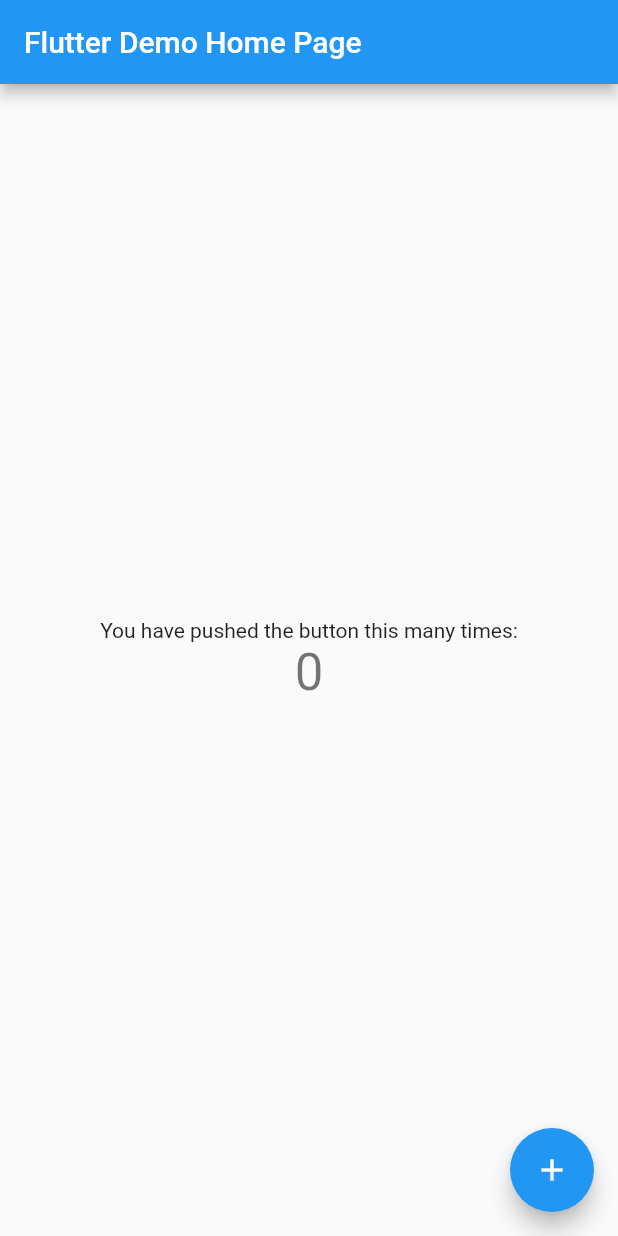
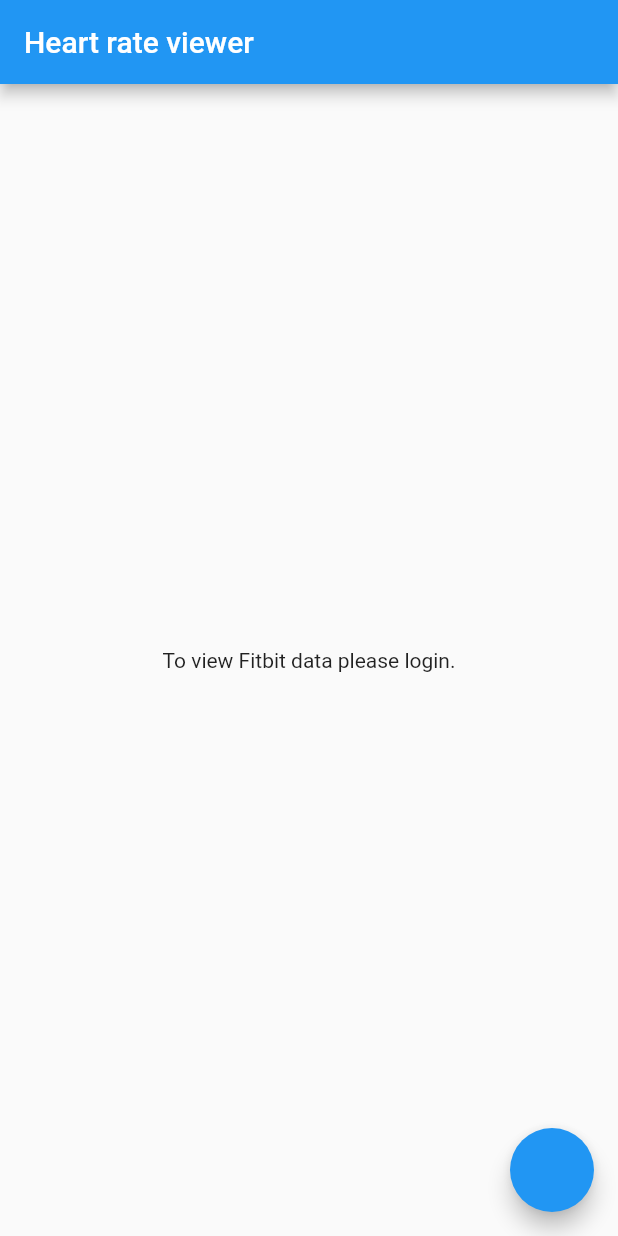
Before and after one commit to alichur/fitbit_heart_rate_viewer, a Flutter app: the screen it shows after launch, on a phone screen of 412 x 824 dp. Run offline on Flutter 3.47's test engine with Material 2 defaults, Android fonts, the phone set to English and light mode, and no system bars.

Commit message:
Remove Flutter demo code. Add web auth package.

```diff
--- a/lib/main.dart
+++ b/lib/main.dart
@@ -1,115 +1,47 @@
 import 'package:flutter/material.dart';
 
 void main() {
-  runApp(const MyApp());
+  runApp(MyApp());
 }
 
 class MyApp extends StatelessWidget {
-  const MyApp({Key? key}) : super(key: key);
-
-  // This widget is the root of your application.
   @override
   Widget build(BuildContext context) {
-    return MaterialApp(
+    return const MaterialApp(
       title: 'Flutter Demo',
-      theme: ThemeData(
-        // This is the theme of your application.
-        //
-        // Try running your application with "flutter run". You'll see the
-        // application has a blue toolbar. Then, without quitting the app, try
-        // changing the primarySwatch below to Colors.green and then invoke
-        // "hot reload" (press "r" in the console where you ran "flutter run",
-        // or simply save your changes to "hot reload" in a Flutter IDE).
-        // Notice that the counter didn't reset back to zero; the application
-        // is not restarted.
-        primarySwatch: Colors.blue,
-      ),
-      home: const MyHomePage(title: 'Flutter Demo Home Page'),
+      home: MyHomePage(),
     );
   }
 }
 
 class MyHomePage extends StatefulWidget {
-  const MyHomePage({Key? key, required this.title}) : super(key: key);
-
-  // This widget is the home page of your application. It is stateful, meaning
-  // that it has a State object (defined below) that contains fields that affect
-  // how it looks.
-
-  // This class is the configuration for the state. It holds the values (in this
-  // case the title) provided by the parent (in this case the App widget) and
-  // used by the build method of the State. Fields in a Widget subclass are
-  // always marked "final".
-
-  final String title;
+  const MyHomePage({Key? key}) : super(key: key);
 
   @override
   State<MyHomePage> createState() => _MyHomePageState();
 }
 
 class _MyHomePageState extends State<MyHomePage> {
-  int _counter = 0;
-
-  void _incrementCounter() {
-    setState(() {
-      // This call to setState tells the Flutter framework that something has
-      // changed in this State, which causes it to rerun the build method below
-      // so that the display can reflect the updated values. If we changed
-      // _counter without calling setState(), then the build method would not be
-      // called again, and so nothing would appear to happen.
-      _counter++;
-    });
-  }
-
   @override
   Widget build(BuildContext context) {
-    // This method is rerun every time setState is called, for instance as done
-    // by the _incrementCounter method above.
-    //
-    // The Flutter framework has been optimized to make rerunning build methods
-    // fast, so that you can just rebuild anything that needs updating rather
-    // than having to individually change instances of widgets.
     return Scaffold(
       appBar: AppBar(
-        // Here we take the value from the MyHomePage object that was created by
-        // the App.build method, and use it to set our appbar title.
-        title: Text(widget.title),
+        title: Text('Heart rate viewer'),
       ),
       body: Center(
-        // Center is a layout widget. It takes a single child and positions it
-        // in the middle of the parent.
         child: Column(
-          // Column is also a layout widget. It takes a list of children and
-          // arranges them vertically. By default, it sizes itself to fit its
-          // children horizontally, and tries to be as tall as its parent.
-          //
-          // Invoke "debug painting" (press "p" in the console, choose the
-          // "Toggle Debug Paint" action from the Flutter Inspector in Android
-          // Studio, or the "Toggle Debug Paint" command in Visual Studio Code)
-          // to see the wireframe for each widget.
-          //
-          // Column has various properties to control how it sizes itself and
-          // how it positions its children. Here we use mainAxisAlignment to
-          // center the children vertically; the main axis here is the vertical
-          // axis because Columns are vertical (the cross axis would be
-          // horizontal).
           mainAxisAlignment: MainAxisAlignment.center,
-          children: <Widget>[
-            const Text(
-              'You have pushed the button this many times:',
-            ),
+          children: const <Widget>[
             Text(
-              '$_counter',
-              style: Theme.of(context).textTheme.headline4,
+              'To view Fitbit data please login.',
             ),
           ],
         ),
       ),
       floatingActionButton: FloatingActionButton(
-        onPressed: _incrementCounter,
-        tooltip: 'Increment',
-        child: const Icon(Icons.add),
-      ), // This trailing comma makes auto-formatting nicer for build methods.
+        onPressed: () => print('loginbutton pushed'),
+        tooltip: 'Login',
+      ),
     );
   }
 }
--- a/pubspec.yaml
+++ b/pubspec.yaml
@@ -34,6 +34,7 @@ dependencies:
   # The following adds the Cupertino Icons font to your application.
   # Use with the CupertinoIcons class for iOS style icons.
   cupertino_icons: ^1.0.2
+  flutter_web_auth: ^0.4.1
 
 dev_dependencies:
   flutter_test:
```
Also changed, not shown: pubspec.lock, 4 other files.
